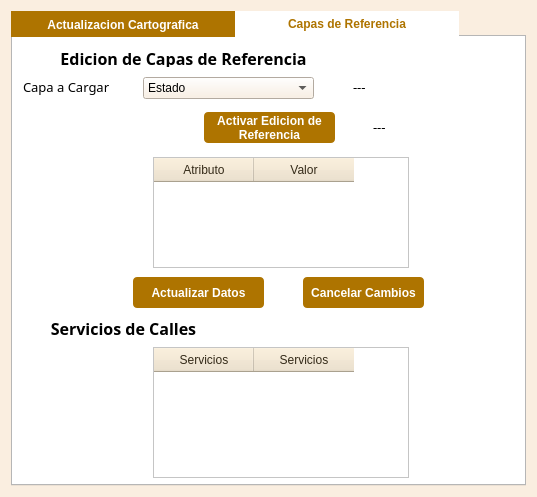
Above: funciones/consulta/ActualizacionCatastralV3_dialog_base.ui from gerardoros/CartograficoQgisPlugin before the change. Below: the same form after it.
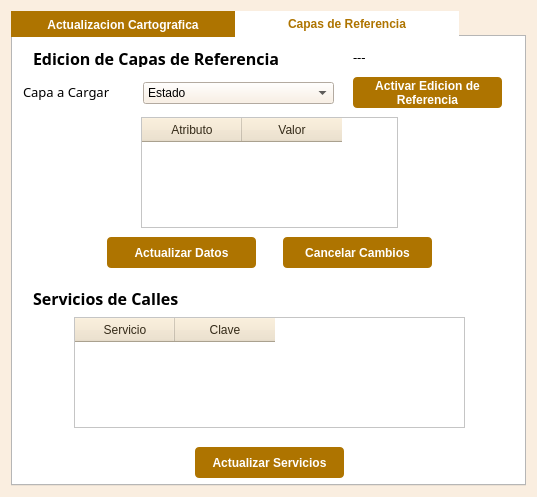
That is the form after the change.

Commit message: guardado de capas de referencia completo (menos la de calles), validaciones generales agregadas

```diff
--- a/funciones/consulta/ActualizacionCatastralV3_dialog_base.ui
+++ b/funciones/consulta/ActualizacionCatastralV3_dialog_base.ui
@@ -831,14 +831,14 @@
         </font>
        </property>
        <property name="text">
-        <string>&lt;html&gt;&lt;head/&gt;&lt;body&gt;&lt;p align=&quot;center&quot;&gt;&lt;span style=&quot; font-weight:600;&quot;&gt;Edicion de Capas de Referencia&lt;/span&gt;&lt;/p&gt;&lt;/body&gt;&lt;/html&gt;</string>
+        <string>&lt;html&gt;&lt;head/&gt;&lt;body&gt;&lt;p&gt;&lt;span style=&quot; font-weight:600;&quot;&gt;Edicion de Capas de Referencia&lt;/span&gt;&lt;/p&gt;&lt;/body&gt;&lt;/html&gt;</string>
        </property>
       </widget>
       <widget class="QLabel" name="label_11">
        <property name="geometry">
         <rect>
          <x>10</x>
-         <y>40</y>
+         <y>45</y>
          <width>111</width>
          <height>20</height>
         </rect>
@@ -856,9 +856,9 @@
       <widget class="QPushButton" name="botonActivarEdicion">
        <property name="geometry">
         <rect>
-         <x>191</x>
-         <y>75</y>
-         <width>131</width>
+         <x>340</x>
+         <y>40</y>
+         <width>149</width>
          <height>31</height>
         </rect>
        </property>
@@ -891,10 +891,10 @@
       <widget class="QTableWidget" name="tablaServiciosCalles">
        <property name="geometry">
         <rect>
-         <x>140</x>
-         <y>310</y>
-         <width>256</width>
-         <height>131</height>
+         <x>61</x>
+         <y>280</y>
+         <width>391</width>
+         <height>111</height>
         </rect>
        </property>
        <property name="styleSheet">
@@ -909,21 +909,21 @@
        </property>
        <column>
         <property name="text">
-         <string>Servicios</string>
+         <string>Servicio</string>
         </property>
        </column>
        <column>
         <property name="text">
-         <string>Servicios</string>
+         <string>Clave</string>
         </property>
        </column>
       </widget>
       <widget class="QTableWidget" name="tablaEdicionRef">
        <property name="geometry">
         <rect>
-         <x>140</x>
-         <y>120</y>
-         <width>256</width>
+         <x>128</x>
+         <y>80</y>
+         <width>257</width>
          <height>111</height>
         </rect>
        </property>
@@ -951,9 +951,9 @@
       <widget class="QPushButton" name="botonActualizarRef">
        <property name="geometry">
         <rect>
-         <x>120</x>
-         <y>240</y>
-         <width>131</width>
+         <x>94</x>
+         <y>200</y>
+         <width>149</width>
          <height>31</height>
         </rect>
        </property>
@@ -985,9 +985,9 @@
       <widget class="QPushButton" name="botonCancelarReferencia">
        <property name="geometry">
         <rect>
-         <x>290</x>
-         <y>240</y>
-         <width>121</width>
+         <x>270</x>
+         <y>200</y>
+         <width>149</width>
          <height>31</height>
         </rect>
        </property>
@@ -1019,9 +1019,9 @@
       <widget class="QPushButton" name="botonActualizarServiciosCalles">
        <property name="geometry">
         <rect>
-         <x>200</x>
-         <y>520</y>
-         <width>141</width>
+         <x>182</x>
+         <y>410</y>
+         <width>149</width>
          <height>31</height>
         </rect>
        </property>
@@ -1054,7 +1054,7 @@
        <property name="geometry">
         <rect>
          <x>20</x>
-         <y>280</y>
+         <y>250</y>
          <width>181</width>
          <height>20</height>
         </rect>
@@ -1066,39 +1066,14 @@
         </font>
        </property>
        <property name="text">
-        <string>&lt;html&gt;&lt;head/&gt;&lt;body&gt;&lt;p align=&quot;center&quot;&gt;&lt;span style=&quot; font-weight:600;&quot;&gt;Servicios de Calles&lt;/span&gt;&lt;/p&gt;&lt;/body&gt;&lt;/html&gt;</string>
-       </property>
-      </widget>
-      <widget class="QLabel" name="labelCapaEdicionRef">
-       <property name="geometry">
-        <rect>
-         <x>360</x>
-         <y>80</y>
-         <width>121</width>
-         <height>20</height>
-        </rect>
-       </property>
-       <property name="minimumSize">
-        <size>
-         <width>0</width>
-         <height>0</height>
-        </size>
-       </property>
-       <property name="font">
-        <font>
-         <family>Century Gothic</family>
-         <pointsize>10</pointsize>
-        </font>
-       </property>
-       <property name="text">
-        <string>&lt;html&gt;&lt;head/&gt;&lt;body&gt;&lt;p&gt;---&lt;/p&gt;&lt;/body&gt;&lt;/html&gt;</string>
+        <string>&lt;html&gt;&lt;head/&gt;&lt;body&gt;&lt;p&gt;&lt;span style=&quot; font-weight:600;&quot;&gt;Servicios de Calles&lt;/span&gt;&lt;/p&gt;&lt;/body&gt;&lt;/html&gt;</string>
        </property>
       </widget>
       <widget class="QLabel" name="labelStatusEdicionRef">
        <property name="geometry">
         <rect>
          <x>340</x>
-         <y>40</y>
+         <y>10</y>
          <width>161</width>
          <height>20</height>
         </rect>
@@ -1117,17 +1092,20 @@
        <property name="geometry">
         <rect>
          <x>130</x>
-         <y>40</y>
-         <width>171</width>
+         <y>45</y>
+         <width>191</width>
          <height>22</height>
         </rect>
        </property>
        <property name="styleSheet">
         <string notr="true">QComboBox QAbstractItemView::item { min-height: 25; font-family: &quot;Century Gothic&quot;;}
 QListView{color: black ; font-size: 16px; outline:none; font-weight:bold; font-family: &quot;Century Gothic&quot;;}
-QListView::item:selected { color: white; background-color:  rgb(250,238,224); font-family: &quot;Century Gothic&quot;;}
+
 QComboBox{
 background : rgb(250,238,224);
+}
+QComboBox:item:selected {
+color: black ;
 }</string>
        </property>
        <item>
```
Left out of the diff: 40 changed lines with no effect on the pictures. The commit also changes 7 other files.
